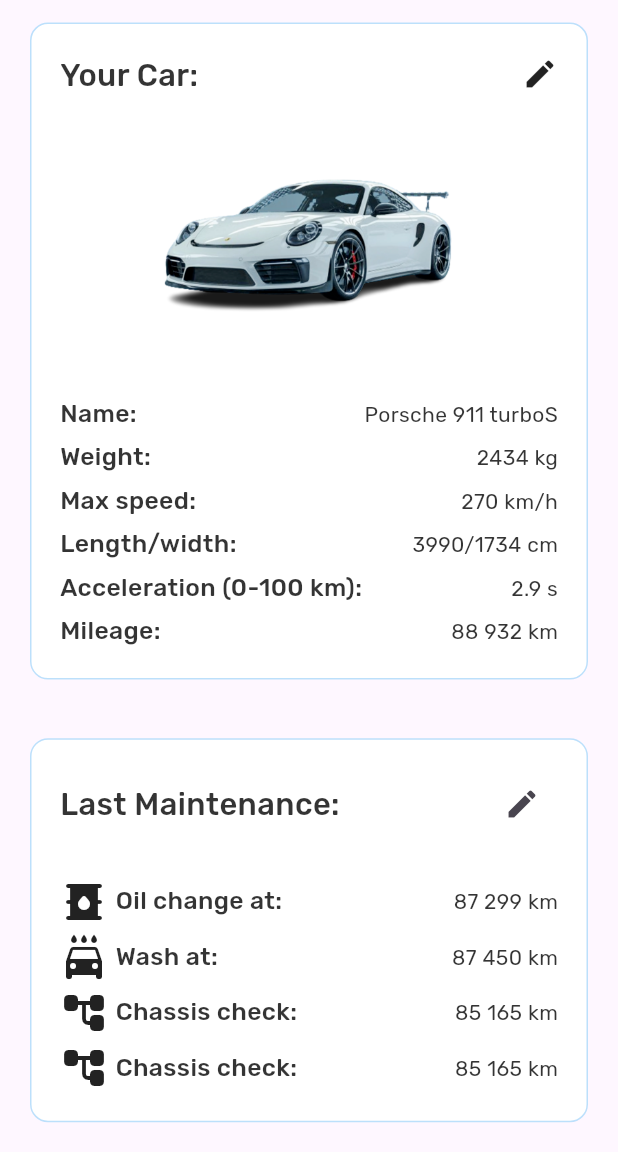
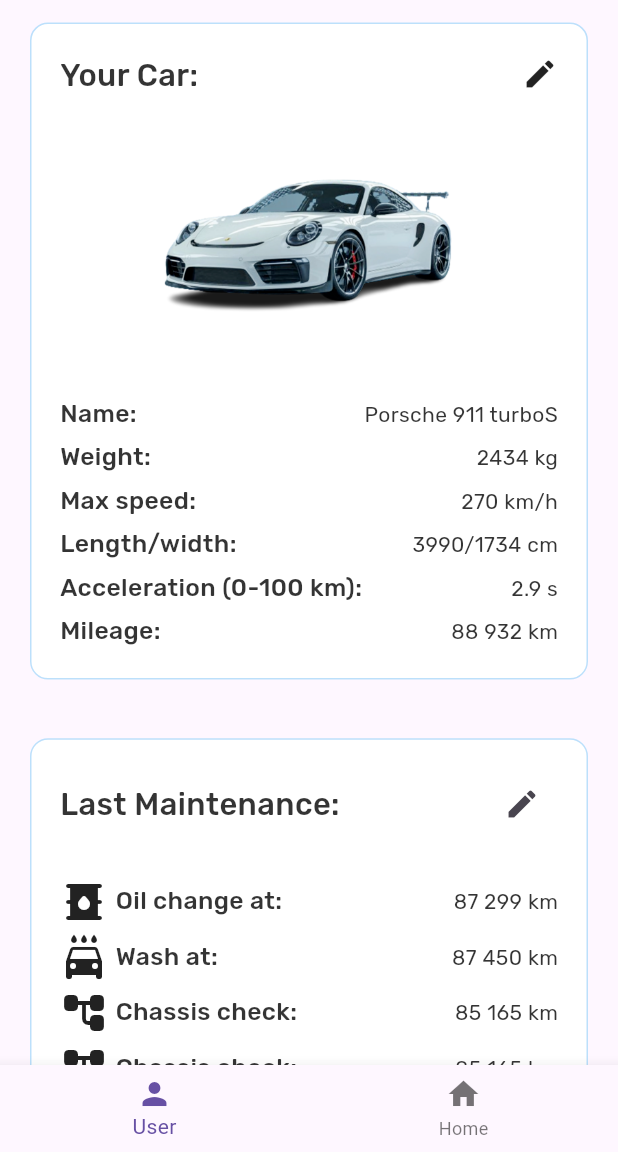
Before and after one commit to Olegbdnr/flutter_labs, a Flutter app: the screen it shows after launch, scrolled down 154 dp, on a phone screen of 412 x 824 dp, the part 84-1236 px from its top. Run offline on Flutter 3.47's test engine with Material 3 defaults, Android fonts, the phone set to English and light mode, and no system bars; our stand-ins replace google_fonts.

Commit message:
add bottom navigation bar

```diff
--- a/my_project/lib/main.dart
+++ b/my_project/lib/main.dart
@@ -14,7 +14,42 @@ class MyApp extends StatelessWidget {
     return MaterialApp(
       title: 'Magic Counter',
       theme: ThemeData(primarySwatch: Colors.blue),
-      home: const UserPage(),
+      home: const MainNavigation(),
     );
   }
 }
+
+class MainNavigation extends StatefulWidget {
+  const MainNavigation({super.key});
+
+  @override
+  State<MainNavigation> createState() => _MainNavigationState();
+}
+
+class _MainNavigationState extends State<MainNavigation> {
+  int _selectedIndex = 0;
+
+  // List of pages to show
+  final List<Widget> _pages = const [UserPage(), HomePage()];
+
+  void _onItemTapped(int index) {
+    setState(() {
+      _selectedIndex = index;
+    });
+  }
+
+  @override
+  Widget build(BuildContext context) {
+    return Scaffold(
+      body: _pages[_selectedIndex],
+      bottomNavigationBar: BottomNavigationBar(
+        currentIndex: _selectedIndex,
+        onTap: _onItemTapped,
+        items: const [
+          BottomNavigationBarItem(icon: Icon(Icons.person), label: 'User'),
+          BottomNavigationBarItem(icon: Icon(Icons.home), label: 'Home'),
+        ],
+      ),
+    );
+  }
+}
```
